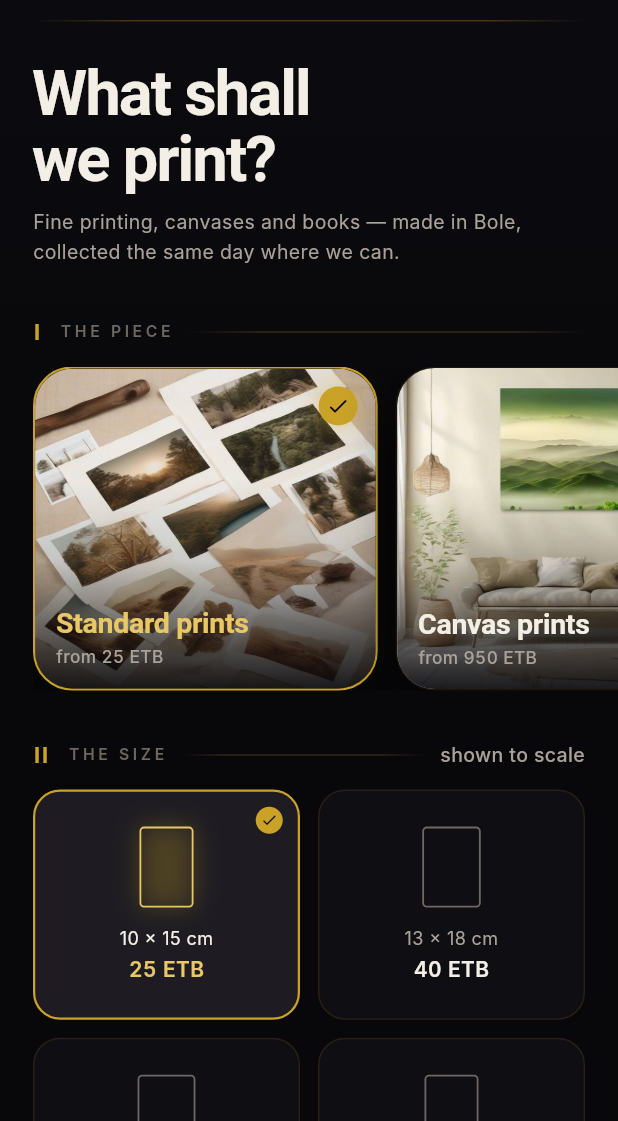
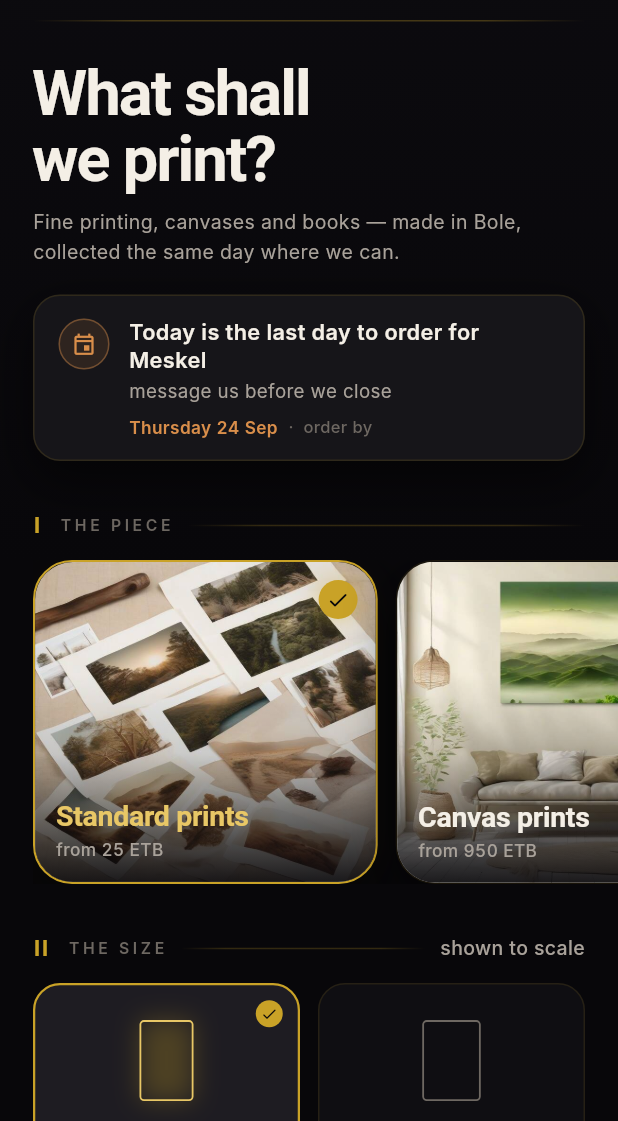
Before and after one commit to messaynew-cyber/norcha-android, a Flutter app: the screen it shows after launch, on a phone screen of 412 x 824 dp, the part 115-1236 px from its top. Run offline on Flutter 3.47's test engine with Material 3 defaults, Android fonts, the phone set to English and light mode, and no system bars; our stand-ins replace google_fonts; Roboto replaces fonts that are missing (Inter, Playfair Display).

Commit message:
phase 1: the Ethiopian holiday deadline engine, ported from the website
The most valuable thing missing from this app, and the one place it beats the
web rather than duplicating it: the web can show a countdown, only the app can
put one in the customer's pocket before they forget.

PORTED 1:1 from feven-prints-v2/js/norcha-holidays.js, including the parts that
look like they could be simplified:
- Fasika is COMPUTED from Orthodox Easter, not hardcoded. The two +7s (Julian
  to Gregorian, then the Orthodox reckoning) are load-bearing.
- orderByFor steps back over Sundays WITHOUT counting them. The shop is shut
  on Sunday; a deadline that lands there is a deadline the customer cannot act
  on, so it would be a promise the shop cannot keep.
- current() returns NULL more often than not. A permanent countdown is noise
  and noise stops being read, so the card renders nothing at all when no
  occasion is within 75 days.
- The message has FOUR cases and the fourth is the one that matters: once the
  last order day has passed it does not pretend. It says same-day pickup is no
  longer guaranteed and invites an honest conversation. A shop that
  over-promises loses the customer twice.

The card sits above the choosing rather than at the bottom, because whether you
can order in time is information you need before you start, not after.

TESTS: test/holiday_parity_test.dart, 30 assertions. Fasika checked against
known years AND against the invariant that it is always a Sunday. The
order-by rule checked across every day of a month to prove it never lands on a
Sunday. The negative-days case asserted to contain the word 'honestly' — the
only test in this repo that checks a tone rather than a number.

PRE-FLIGHT, run before committing because tonight I burned five CI cycles on
avoidable mistakes:
  1. symbol existence — every Norcha*/Paper* member referenced exists: PASS
  2. clamp() narrowing — no un-narrowed num: PASS
  3. import resolution — no broken paths: PASS
  4. Expanded parents — all 8 are inside Rows with bounded width: PASS
  5. brace/paren/bracket balance per file: PASS

```diff
--- /dev/null
+++ b/lib/core/holidays.dart
@@ -0,0 +1,216 @@
+// Ethiopian holiday deadline engine.
+//
+// PORTED FROM: feven-prints-v2/js/norcha-holidays.js @ main
+// 1:1 port. test/holiday_parity_test.dart holds the JavaScript's behaviour as
+// literal expectations and fails if the Dart drifts.
+//
+// WHY THIS EXISTS
+// A euro-market print shop advertises "last order dates for Christmas" — one
+// holiday, one date, one number. Ethiopia has a LADDER of printing occasions,
+// and every one of them sends families to a print shop in the same week:
+//
+//   Meskel (27 Sep) · Enkutatash (11 Sep) · Genna (7 Jan) · Timket (19 Jan)
+//   Fasika (movable) · Mother's Day · graduation season
+//
+// So this is not one line. It computes the NEXT deadline, steps back over
+// Sundays, accounts for the fact that a canvas needs one production day while
+// a photo book needs three, and — critically — HIDES ITSELF when nothing is
+// near. A permanent countdown is noise, and noise stops being read.
+
+/// One occasion and the date it falls on, this year or next.
+class Occasion {
+  final String id;
+  final String en;
+  final String am;
+  final DateTime date;
+  /// Days from "today" to the occasion itself.
+  final int days;
+  /// The last day you can order and still be ready in time.
+  final DateTime orderBy;
+  /// Days from "today" to that last day. Negative means it has passed.
+  final int daysToOrder;
+
+  const Occasion({
+    required this.id,
+    required this.en,
+    required this.am,
+    required this.date,
+    required this.days,
+    required this.orderBy,
+    required this.daysToOrder,
+  });
+
+  String name(String lang) => lang == 'am' ? am : en;
+}
+
+class NorchaHolidays {
+  /// Production days needed. The pessimistic number across the catalogue —
+  /// a photo book takes two, so nothing is promised faster than that.
+  static const int maxLead = 3;
+
+  /// Show nothing if the next occasion is further away than this. 75 days is
+  /// the site's number; matching it keeps the app and the web consistent.
+  static const int defaultHorizon = 75;
+
+  /// Fixed Gregorian dates. Fasika is the exception — a movable feast computed
+  /// from Orthodox Easter, so it gets its own function.
+  /// ⚠️ [FEVEN] the shop should confirm which occasions it actually prints for.
+  static const List<({String id, String en, String am, int month, int day})>
+      fixed = [
+    (id: 'meskel', en: 'Meskel', am: 'መስቀል', month: 9, day: 27),
+    (id: 'enkutatash', en: 'Enkutatash', am: 'እንቁጣጣሽ', month: 9, day: 11),
+    (id: 'genna', en: 'Genna', am: 'ገና', month: 1, day: 7),
+    (id: 'timket', en: 'Timket', am: 'ጥምቀት', month: 1, day: 19),
+    (id: 'mothersday', en: "Mother's Day", am: 'የእናቶች ቀን', month: 5, day: 10),
+    (id: 'graduation', en: 'Graduation season', am: 'የምረቃ ወቅት', month: 7, day: 1),
+  ];
+
+  /// Orthodox Easter (Fasika), in the Gregorian calendar.
+  ///
+  /// Meeus' Julian algorithm, then +7 days to convert Julian → Gregorian and
+  /// a further +7 for the Orthodox reckoning. This is the same arithmetic the
+  /// website uses; do not "simplify" it — the +7s are load-bearing and the
+  /// dates are checked in the parity test against known years.
+  static DateTime fasika(int year) {
+    final a = year % 4;
+    final b = year % 7;
+    final c = year % 19;
+    final d = (19 * c + 15) % 30;
+    final e = (2 * a + 4 * b - d + 34) % 7;
+    final month = (d + e + 114) ~/ 31;
+    final day = ((d + e + 114) % 31) + 1;
+    // NOTE: the JS uses new Date(year, month-1, day) then +7 days. Dart's
+    // DateTime normalises overflow the same way, so this is equivalent.
+    final greg = DateTime(year, month, day);
+    return greg.add(const Duration(days: 7));
+  }
+
+  static DateTime _startOfDay(DateTime d) => DateTime(d.year, d.month, d.day);
+
+  /// Whole days between two dates, ignoring the time of day.
+  /// Mirrors daysBetween() — both sides are normalised to midnight first, so
+  /// the result is exact even across a DST boundary or a leap second.
+  static int _daysBetween(DateTime a, DateTime b) {
+    final sa = _startOfDay(a);
+    final sb = _startOfDay(b);
+    return sb.difference(sa).inDays;
+  }
+
+  /// The last day you can order for [date] and still make it.
+  ///
+  /// Steps back [leadDays] *working* days — and the shop does not work
+  /// Sundays, so a Sunday is stepped over without counting. This is the detail
+  /// that makes the promise honest rather than approximately honest.
+  static DateTime orderByFor(DateTime date, int leadDays) {
+    var cursor = DateTime(date.year, date.month, date.day);
+    var remaining = leadDays;
+    while (remaining > 0) {
+      cursor = cursor.subtract(const Duration(days: 1));
+      if (cursor.weekday != DateTime.sunday) remaining--;
+    }
+    return cursor;
+  }
+
+  /// Every occasion from [from] onward, within [horizonDays], soonest first.
+  static List<Occasion> upcoming(
+    DateTime from, {
+    int horizonDays = 90,
+    int leadDays = maxLead,
+  }) {
+    final start = _startOfDay(from);
+    final y = start.year;
+
+    final raw = <({String id, String en, String am, DateTime date})>[];
+    for (var yi = 0; yi <= 1; yi++) {
+      for (final h in fixed) {
+        raw.add((
+          id: h.id,
+          en: h.en,
+          am: h.am,
+          date: DateTime(y + yi, h.month, h.day),
+        ));
+      }
+      raw.add((
+        id: 'fasika',
+        en: 'Fasika',
+        am: 'ፋሲካ',
+        date: fasika(y + yi),
+      ));
+    }
+
+    final out = <Occasion>[];
+    for (final h in raw) {
+      final days = _daysBetween(start, h.date);
+      if (days < 0) continue; // already passed
+      final orderBy = orderByFor(h.date, leadDays);
+      out.add(Occasion(
+        id: h.id,
+        en: h.en,
+        am: h.am,
+        date: h.date,
+        days: days,
+        orderBy: orderBy,
+        daysToOrder: _daysBetween(start, orderBy),
+      ));
+    }
+    out.sort((a, b) => a.days.compareTo(b.days));
+    return out.where((h) => h.days <= horizonDays).toList();
+  }
+
+  /// The one to show, or null when nothing is close enough to matter.
+  /// Returns null deliberately often — see the note at the top of the file.
+  static Occasion? current(DateTime from, {int horizonDays = defaultHorizon}) {
+    final list = upcoming(from, horizonDays: horizonDays);
+    return list.isEmpty ? null : list.first;
+  }
+
+  static const _dayNames = {
+    'en': ['Sunday', 'Monday', 'Tuesday', 'Wednesday', 'Thursday', 'Friday', 'Saturday'],
+    'am': ['እሑድ', 'ሰኞ', 'ማክሰኞ', 'ረቡዕ', 'ሐሙስ', 'ዓርብ', 'ቅዳሜ'],
+  };
+  static const _months = {
+    'en': ['Jan', 'Feb', 'Mar', 'Apr', 'May', 'Jun', 'Jul', 'Aug', 'Sep', 'Oct', 'Nov', 'Dec'],
+    'am': ['ጃንዩ', 'ፌብሩ', 'ማርች', 'ኤፕሪ', 'ሜይ', 'ጁን', 'ጁላይ', 'ኦገስ', 'ሴፕቴ', 'ኦክቶ', 'ኖቬም', 'ዲሴም'],
+  };
+
+  /// "Fri 27 Sep" — the same format the website prints.
+  static String fmt(DateTime d, String lang) {
+    final l = lang == 'am' ? 'am' : 'en';
+    // Dart weekday: 1=Mon..7=Sun. _dayNames is Sunday-first, so shift.
+    final idx = d.weekday % 7;
+    return '${_dayNames[l]![idx]} ${d.day} ${_months[l]![d.month - 1]}';
+  }
+
+  /// The message to show, and its quieter second line.
+  ///
+  /// Four cases, and the FOURTH is the one that matters: once the last order
+  /// day has passed, it does not pretend. It says same-day pickup is no longer
+  /// guaranteed and invites an honest conversation. A shop that over-promises
+  /// loses the customer twice.
+  static ({String message, String sub}) message(Occasion h, String lang) {
+    final name = h.name(lang);
+    final days = h.daysToOrder;
+    if (days > 1) {
+      return (
+        message: '$name: order within $days days',
+        sub: 'to be ready before the holiday',
+      );
+    }
+    if (days == 1) {
+      return (
+        message: '$name: last day to order is tomorrow',
+        sub: 'photo books may need longer',
+      );
+    }
+    if (days == 0) {
+      return (
+        message: 'Today is the last day to order for $name',
+        sub: 'message us before we close',
+      );
+    }
+    return (
+      message: 'Same-day pickup is no longer guaranteed for $name',
+      sub: 'message us and we will tell you honestly',
+    );
+  }
+}
--- /dev/null
+++ b/lib/features/deadlines/deadline_card.dart
@@ -0,0 +1,120 @@
+// The holiday deadline card.
+//
+// THE MOST VALUABLE THING IN THIS APP
+// The website can show this too, but the app can do it in the one place the
+// web cannot reach: a notification, in the customer's pocket, before they
+// forget. That is the whole reason a Norcha app exists beyond convenience.
+//
+// It shows itself ONLY when an occasion is close (see NorchaHolidays.current).
+// A permanently-visible countdown is noise, and noise stops being read — so
+// when there is nothing to say, this renders nothing at all.
+
+import 'package:flutter/material.dart';
+
+import '../../core/holidays.dart';
+import '../../theme/norcha_theme.dart';
+import '../../widgets/gold_sheet.dart';
+
+class DeadlineCard extends StatelessWidget {
+  final Occasion occasion;
+  final VoidCallback? onTap;
+
+  const DeadlineCard({super.key, required this.occasion, this.onTap});
+
+  @override
+  Widget build(BuildContext context) {
+    final lang = Localizations.localeOf(context).languageCode;
+    final m = NorchaHolidays.message(occasion, lang);
+    // The overdue case is not a warning, it is an apology — it must not be
+    // dressed as urgency in the shop's colour.
+    final overdue = occasion.daysToOrder < 0;
+    final urgent = occasion.daysToOrder <= 1;
+    final accent = overdue
+        ? NorchaPalette.textTertiary
+        : (urgent ? NorchaPalette.warn : NorchaPalette.gold);
+
+    return GoldSheet(
+      onTap: onTap,
+      padding: const EdgeInsets.fromLTRB(16, 14, 16, 14),
+      radius: NorchaShape.md,
+      child: Row(
+        crossAxisAlignment: CrossAxisAlignment.start,
+        children: [
+          Container(
+            width: 34,
+            height: 34,
+            margin: const EdgeInsets.only(right: 13, top: 1),
+            decoration: BoxDecoration(
+              shape: BoxShape.circle,
+              color: accent.withOpacity(0.12),
+              border: Border.all(color: accent.withOpacity(0.4)),
+            ),
+            child: Icon(
+              overdue ? Icons.hourglass_disabled : Icons.event_outlined,
+              size: 17,
+              color: accent,
+            ),
+          ),
+          Expanded(
+            child: Column(
+              crossAxisAlignment: CrossAxisAlignment.start,
+              children: [
+                Text(
+                  m.message,
+                  style: NorchaType.label.copyWith(fontSize: 14.5, height: 1.3),
+                ),
+                const SizedBox(height: 3),
+                Text(
+                  m.sub,
+                  style: NorchaType.bodySmall.copyWith(fontSize: 12.5),
+                ),
+                const SizedBox(height: 7),
+                Row(
+                  children: [
+                    Text(
+                      NorchaHolidays.fmt(occasion.orderBy, lang),
+                      style: NorchaType.mono.copyWith(
+                        fontSize: 11.5,
+                        color: accent,
+                        fontWeight: FontWeight.w600,
+                      ),
+                    ),
+                    const SizedBox(width: 7),
+                    Text('·  order by',
+                        style: NorchaType.mono.copyWith(
+                            fontSize: 11, color: NorchaPalette.textTertiary)),
+                  ],
+                ),
+              ],
+            ),
+          ),
+        ],
+      ),
+    );
+  }
+}
+
+/// The card, or nothing. Encapsulates the "should we show anything at all"
+/// decision so the page never has to think about it.
+class DeadlineStrip extends StatelessWidget {
+  final DateTime now;
+  final int horizonDays;
+  final void Function(Occasion)? onTap;
+
+  const DeadlineStrip({
+    super.key,
+    required this.now,
+    this.horizonDays = NorchaHolidays.defaultHorizon,
+    this.onTap,
+  });
+
+  @override
+  Widget build(BuildContext context) {
+    final occasion = NorchaHolidays.current(now, horizonDays: horizonDays);
+    if (occasion == null) return const SizedBox.shrink();
+    return DeadlineCard(
+      occasion: occasion,
+      onTap: onTap == null ? null : () => onTap!(occasion),
+    );
+  }
+}
--- a/lib/features/quote/quote_page.dart
+++ b/lib/features/quote/quote_page.dart
@@ -16,6 +16,7 @@ import 'package:url_launcher/url_launcher.dart';
 import '../../core/pricing.dart';
 import '../../theme/norcha_theme.dart';
 import '../../widgets/gold_button.dart';
+import '../deadlines/deadline_card.dart';
 import '../../widgets/gold_sheet.dart';
 import '../../widgets/kinetic_number.dart';
 import 'product_carousel.dart';
@@ -173,6 +174,12 @@ class _QuotePageState extends State<QuotePage> {
                               'collected the same day where we can.',
                               style: NorchaType.bodySmall.copyWith(height: 1.5),
                             ),
+                            // The deadline card places itself only when an
+                            // Ethiopian occasion is genuinely close. Today
+                            // matters to whether you can order, so it sits
+                            // above the choosing rather than at the bottom.
+                            const SizedBox(height: 18),
+                            DeadlineStrip(now: DateTime.now()),
                           ],
                         ),
                       ),
```
Also changed, not shown: 1 other file.
